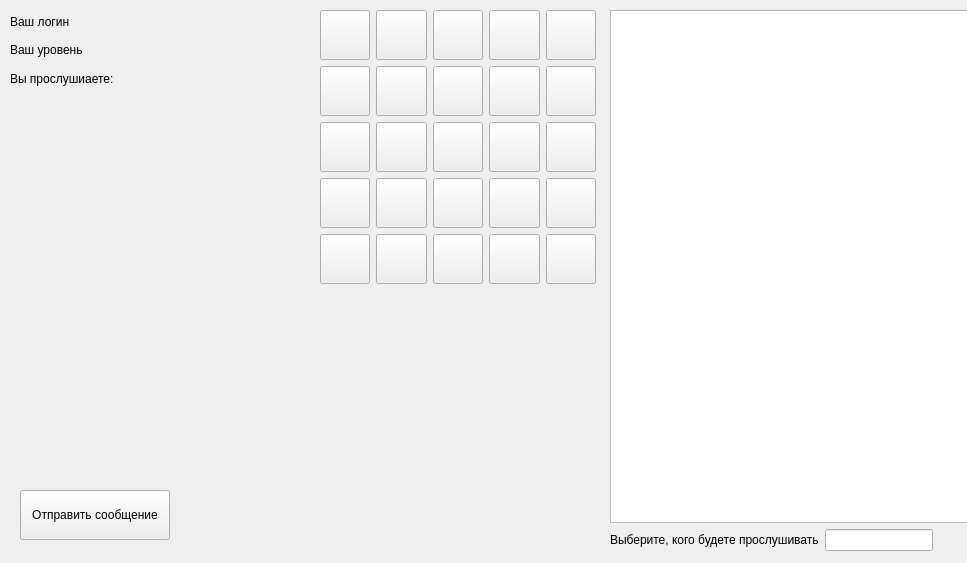
Above: Qt/home_windows.ui from shm0nya/Lipilin-s-game before the change. Below: the same form after it.
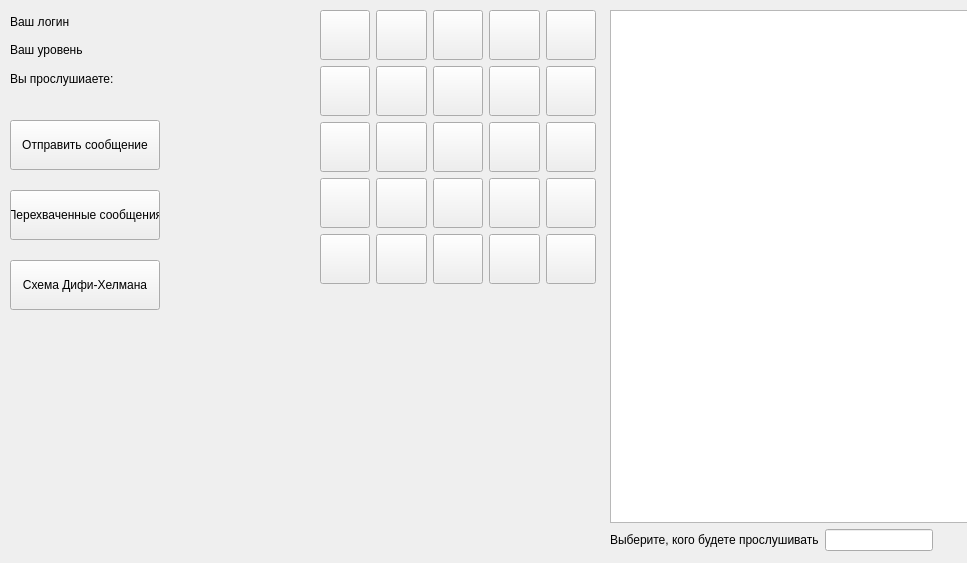
That is the form after the change. Icons and pictures are not drawn.

The edit to the form file:
```diff
--- a/Qt/home_windows.ui
+++ b/Qt/home_windows.ui
@@ -16,8 +16,8 @@
   <widget class="QPushButton" name="button_send_messege">
    <property name="geometry">
     <rect>
-     <x>20</x>
-     <y>490</y>
+     <x>10</x>
+     <y>120</y>
      <width>150</width>
      <height>50</height>
     </rect>
@@ -32,6 +32,44 @@
     <string>Отправить сообщение</string>
    </property>
   </widget>
+  <widget class="QPushButton" name="button_overhear_messege">
+   <property name="geometry">
+    <rect>
+     <x>10</x>
+     <y>190</y>
+     <width>150</width>
+     <height>50</height>
+    </rect>
+   </property>
+   <property name="minimumSize">
+    <size>
+     <width>150</width>
+     <height>50</height>
+    </size>
+   </property>
+   <property name="text">
+    <string>Перехваченные сообщения</string>
+   </property>
+  </widget>
+  <widget class="QPushButton" name="button_diffi_helman">
+   <property name="geometry">
+    <rect>
+     <x>10</x>
+     <y>260</y>
+     <width>150</width>
+     <height>50</height>
+    </rect>
+   </property>
+   <property name="minimumSize">
+    <size>
+     <width>150</width>
+     <height>50</height>
+    </size>
+   </property>
+   <property name="text">
+    <string>Схема Дифи-Хелмана</string>
+   </property>
+  </widget>
   <widget class="QWidget" name="">
    <property name="geometry">
     <rect>
```
